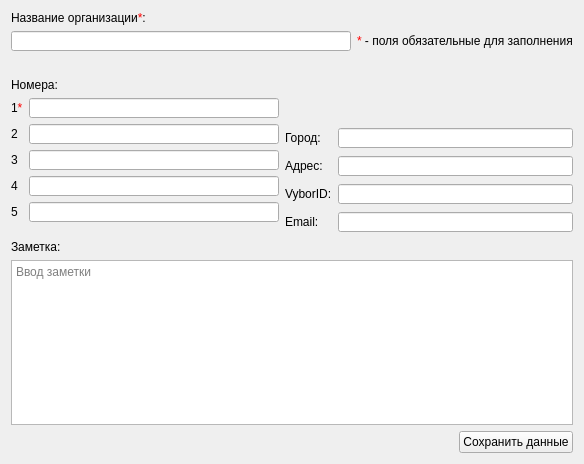
Before: the Qt Designer form src/AddOrgContactDialog.ui in okostynchuk/Outcall, drawn with Qt 5.
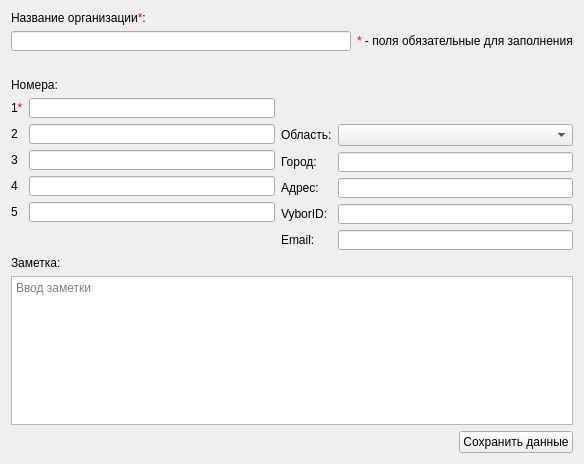
After: the same form once the commit is applied. Icons and pictures are not drawn.

Commit message: added regions to contacts and other fixes

```diff
--- a/src/AddOrgContactDialog.ui
+++ b/src/AddOrgContactDialog.ui
@@ -175,40 +175,33 @@
      </item>
      <item>
       <layout class="QGridLayout" name="gridLayout">
-       <item row="4" column="0">
+       <item row="5" column="1">
+        <widget class="QLineEdit" name="email">
+         <property name="minimumSize">
+          <size>
+           <width>0</width>
+           <height>20</height>
+          </size>
+         </property>
+         <property name="maximumSize">
+          <size>
+           <width>16777215</width>
+           <height>20</height>
+          </size>
+         </property>
+         <property name="focusPolicy">
+          <enum>Qt::StrongFocus</enum>
+         </property>
+        </widget>
+       </item>
+       <item row="5" column="0">
         <widget class="QLabel" name="label_12">
          <property name="text">
           <string>Email:</string>
          </property>
         </widget>
        </item>
-       <item row="4" column="1">
-        <widget class="QLineEdit" name="email">
-         <property name="minimumSize">
-          <size>
-           <width>0</width>
-           <height>20</height>
-          </size>
-         </property>
-         <property name="maximumSize">
-          <size>
-           <width>16777215</width>
-           <height>20</height>
-          </size>
-         </property>
-         <property name="focusPolicy">
-          <enum>Qt::StrongFocus</enum>
-         </property>
-        </widget>
-       </item>
-       <item row="2" column="0">
-        <widget class="QLabel" name="label_10">
-         <property name="text">
-          <string>Адрес:</string>
-         </property>
-        </widget>
-       </item>
-       <item row="2" column="1">
+       <item row="3" column="1">
         <widget class="QLineEdit" name="address">
          <property name="minimumSize">
           <size>
@@ -227,18 +220,25 @@
          </property>
         </widget>
        </item>
-       <item row="3" column="0">
+       <item row="4" column="0">
         <widget class="QLabel" name="label_11">
          <property name="text">
           <string>VyborID:</string>
          </property>
         </widget>
        </item>
-       <item row="3" column="1">
-        <widget class="QLineEdit" name="vyborId">
+       <item row="3" column="0">
+        <widget class="QLabel" name="label_10">
+         <property name="text">
+          <string>Адрес:</string>
+         </property>
+        </widget>
+       </item>
+       <item row="2" column="1">
+        <widget class="QLineEdit" name="city">
          <property name="minimumSize">
           <size>
-           <width>0</width>
+           <width>235</width>
            <height>20</height>
           </size>
          </property>
@@ -253,18 +253,18 @@
          </property>
         </widget>
        </item>
-       <item row="1" column="0">
+       <item row="2" column="0">
         <widget class="QLabel" name="label_9">
          <property name="text">
           <string>Город:</string>
          </property>
         </widget>
        </item>
-       <item row="1" column="1">
-        <widget class="QLineEdit" name="city">
+       <item row="4" column="1">
+        <widget class="QLineEdit" name="vyborId">
          <property name="minimumSize">
           <size>
-           <width>235</width>
+           <width>0</width>
            <height>20</height>
           </size>
          </property>
@@ -298,6 +298,16 @@
          </property>
         </widget>
        </item>
+       <item row="1" column="0">
+        <widget class="QLabel" name="label">
+         <property name="text">
+          <string>Область:</string>
+         </property>
+        </widget>
+       </item>
+       <item row="1" column="1">
+        <widget class="QComboBox" name="region"/>
+       </item>
       </layout>
      </item>
     </layout>
```
The commit also changes 29 other files.
